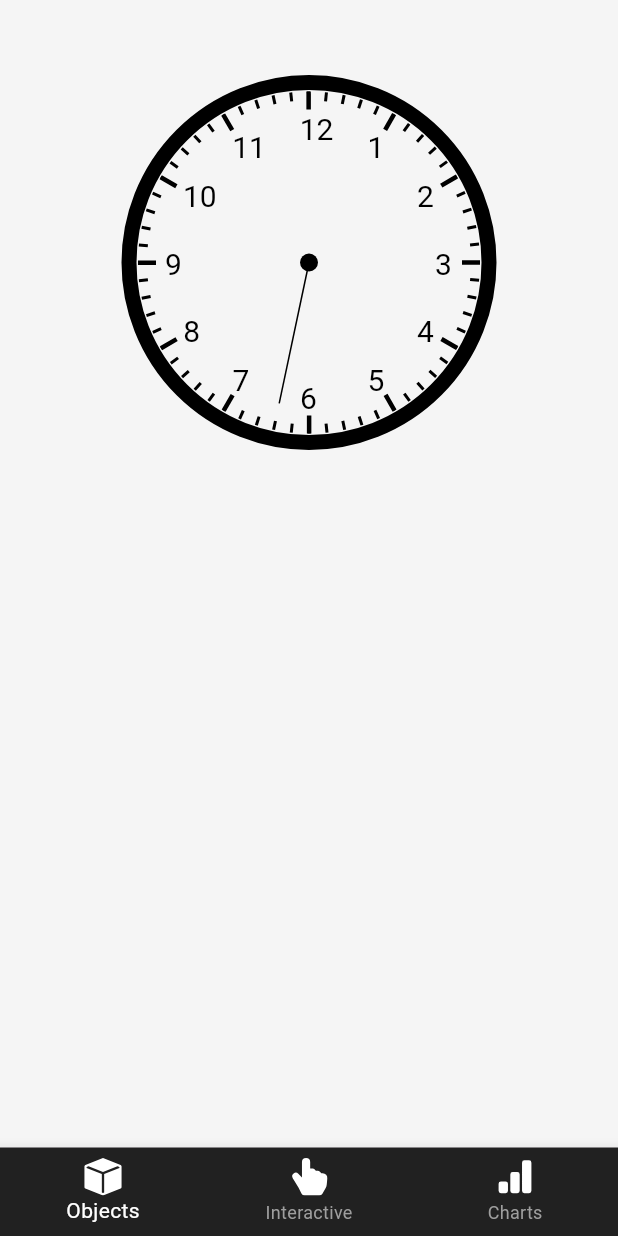
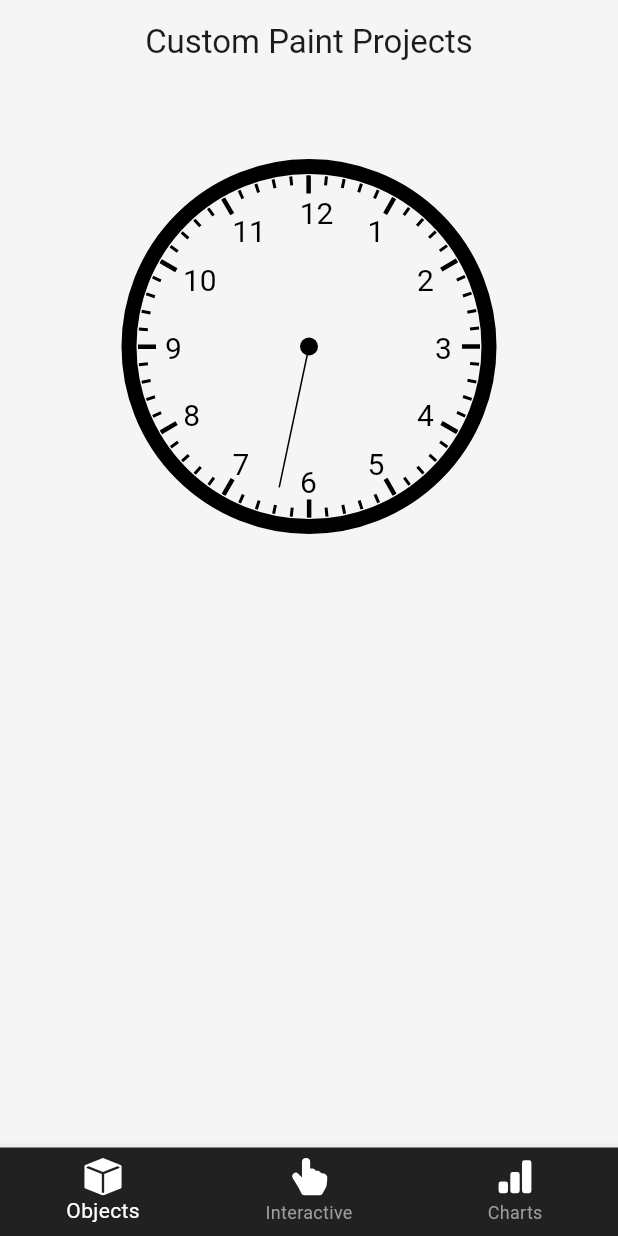
Before and after one commit to Naahian/canvas_anim_practice, a Flutter app: the screen it shows after launch, on a phone screen of 412 x 824 dp. Run offline on Flutter 3.47's test engine with Material 3 defaults, Android fonts, the phone set to English and light mode, and no system bars; our stand-ins replace flutter_svg.

Commit message:
added appbar

```diff
--- a/lib/screens/home/homescreen.dart
+++ b/lib/screens/home/homescreen.dart
@@ -1,5 +1,6 @@
 import 'package:canvas_anim_practice/screens/screens.dart';
 import 'package:flutter/material.dart';
+// ignore: depend_on_referenced_packages
 import 'package:flutter_svg/flutter_svg.dart';
 
 class Homescreen extends StatefulWidget {
@@ -18,6 +19,11 @@ class _HomescreenState extends State<Homescreen> {
   Widget build(BuildContext context) {
     return SafeArea(
       child: Scaffold(
+        appBar: AppBar(
+          title: const Text("Custom Paint Projects"),
+          centerTitle: true,
+          backgroundColor: Colors.grey[100],
+        ),
         bottomNavigationBar: bottomNavBar(),
         body: PageView.builder(
             itemCount: pages.length,
```
